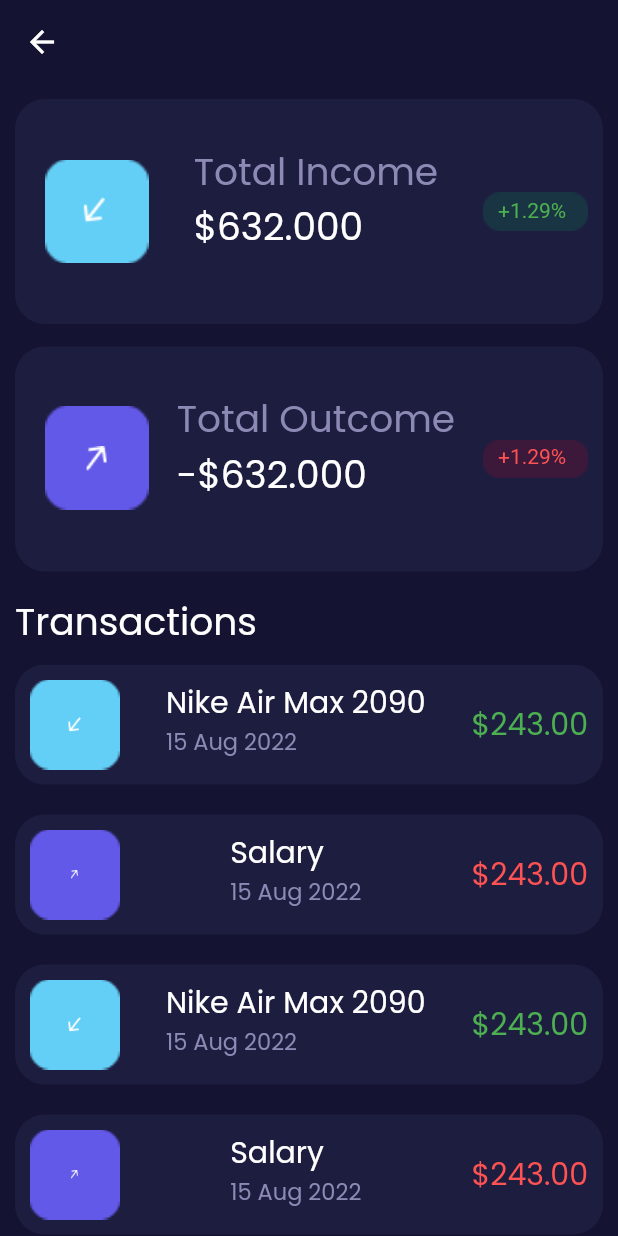
After one commit to Shlok-09/HackNiche_Sorteddd, a Flutter app: the BottomBarStart screen opened directly, after a tap on "My Balance", on a phone screen of 412 x 824 dp. The commit adds this screen. Run offline on Flutter 3.47's test engine with Material 2 defaults, Android fonts, the phone set to English and light mode, and no system bars; our stand-ins replace firebase_auth, firebase_core, get, google_fonts, google_sign_in; accounts and stored records are empty.

Commit message:
balance sheet

```diff
--- a/lib/UI/bottomBar.dart
+++ b/lib/UI/bottomBar.dart
@@ -27,8 +27,8 @@ class _BottomBarStartState extends State<BottomBarStart> {
   @override
   Widget build(BuildContext context) {
     return Scaffold(
-      appBar: AppBar(automaticallyImplyLeading: false),
-      body: pages[_selectedIndex],
+      backgroundColor: const Color(0xff141332),
+      body: SafeArea(child: pages[_selectedIndex]),
       bottomNavigationBar: BottomNavigationBar(
         onTap: (curentIndex){
           setState(() {
--- a/lib/UI/getStarted.dart
+++ b/lib/UI/getStarted.dart
@@ -14,6 +14,7 @@ class _GetStartedState extends State<GetStarted> {
   @override
   Widget build(BuildContext context) {
     return Scaffold(
+      backgroundColor: const Color(0xff141332),
       body: Container(
         child: Column(
           // mainAxisAlignment: MainAxisAlignment.center,
@@ -26,8 +27,9 @@ class _GetStartedState extends State<GetStarted> {
             Padding(
               padding: const EdgeInsets.all(10.0),
               child: Text('Start your empowering journey with us in a few steps',
-              style: GoogleFonts.aBeeZee(
-                fontSize: 24
+              style: GoogleFonts.poppins(
+                fontSize: 24,
+                color: Colors.white
               ),),
             ),
             SizedBox(height:50),
@@ -38,7 +40,7 @@ class _GetStartedState extends State<GetStarted> {
                   Get.to(Wrapper());
                 },
                 style: ButtonStyle(
-                  backgroundColor: MaterialStateProperty.all(const Color(0xff1B1626))),
+                  backgroundColor: MaterialStateProperty.all(const Color(0xff6359E9))),
                 child: const Text("Get Started"),
               )
             ),
--- a/lib/UI/home.dart
+++ b/lib/UI/home.dart
@@ -1,4 +1,8 @@
+import 'package:firebase_auth/firebase_auth.dart';
 import 'package:flutter/material.dart';
+import 'package:google_fonts/google_fonts.dart';
+import 'package:hackniche_finance/UI/income.dart';
+import 'package:get/get.dart';
 
 class HomePage extends StatefulWidget {
   const HomePage({Key? key}) : super(key: key);
@@ -8,8 +12,136 @@ class HomePage extends StatefulWidget {
 }
 
 class _HomePageState extends State<HomePage> {
+  late User? mFirebaseUser;
+  late String name = 'Ayush';
+
+  @override
+  void initState() {
+    // TODO: implement initState
+    super.initState();
+    mFirebaseUser = FirebaseAuth.instance.currentUser;
+  }
   @override
   Widget build(BuildContext context) {
-    return Container(child: Text("Home"));
+    return Container(
+      padding: const EdgeInsets.all(10),
+        child: Column(
+          children: [
+            Row(
+              children: [
+                Column(
+                  crossAxisAlignment: CrossAxisAlignment.start,
+                  children: [
+                    const SizedBox(height: 5,),
+                    const Text('Welcome Back,',style: TextStyle(fontSize: 19,color: Color(0xffA6A6A6)),),
+                    const SizedBox(height:5),
+                    Text('$name 👋',style: const TextStyle(fontSize: 24,color: Colors.white),)
+                  ],
+                ),
+                // Image.asset('assets/')
+              ],
+            ),
+            const SizedBox(height: 15,),
+            GestureDetector(
+              onTap: (){
+                // Navigator.of(context).push(MaterialPageRoute(builder: (context)=>Income()));
+                Get.to(Income());
+              },
+              child: Container(
+                padding: const EdgeInsets.fromLTRB(20, 10, 10, 10),
+                decoration: BoxDecoration(
+                  borderRadius: BorderRadius.circular(20),
+                  color: const Color(0xff1D1D40),
+                ),
+                height:150,
+                width: double.infinity,
+                child: Row(
+                  mainAxisAlignment: MainAxisAlignment.spaceBetween,
+                  children: [
+                    Padding(
+                      padding: const EdgeInsets.symmetric(horizontal: 10,vertical: 10),
+                      child: Column(
+                        crossAxisAlignment: CrossAxisAlignment.start,
+                        children: [
+                          Text("My Balance",style: GoogleFonts.poppins(color: const Color(0xff8C89B4),fontSize: 25)),
+                          Text("\$632.000",style: GoogleFonts.poppins(color: Colors.white,fontSize: 25)),
+                          Stack(
+                            children: [
+                              Image.asset('assets/Rectangle 34.png',scale: 0.9,),
+                              const Padding(padding: EdgeInsets.fromLTRB(10, 3, 0, 0),child: Text('+1.29%',style: TextStyle(
+                                color: Colors.green,
+                              ),),)
+                            ],
+                          )
+                        ],
+                      ),
+                    ),
+                    const SizedBox(width: 25,),
+                    Padding(
+                      padding: const EdgeInsets.fromLTRB(0, 0, 15, 0),
+                      child: Stack(
+                        children: [
+                          Image.asset('assets/Rectangle.png',scale: 0.65,),
+                          Padding(
+                            padding: const EdgeInsets.all(25.0),
+                            child: Image.asset('assets/Arrow.png'),
+                          ),
+
+                        ],
+                      ),
+                    ),
+                    // const SizedBox(width: 25),
+                  ],
+                ),
+              ),
+            ),
+            const SizedBox(height: 20),
+            //OUTCOME
+            // Container(
+            //   padding: const EdgeInsets.fromLTRB(20, 10, 10, 10),
+            //   decoration: BoxDecoration(
+            //     borderRadius: BorderRadius.circular(20),
+            //     color: const Color(0xff1D1D40),
+            //   ),
+            //   height:150,
+            //   width: double.infinity,
+            //   child: Row(
+            //     // mainAxisAlignment: MainAxisAlignment.spaceEvenly,
+            //     children: [
+            //       Stack(
+            //         children: [
+            //           Image.asset('assets/Rectangle.png',scale: 0.65,),
+            //           Padding(
+            //             padding: const EdgeInsets.all(25.0),
+            //             child: Image.asset('assets/Arrow.png'),
+            //           ),
+            //
+            //         ],
+            //       ),
+            //       const SizedBox(width: 15,),
+            //       Column(
+            //         crossAxisAlignment: CrossAxisAlignment.start,
+            //         children: [
+            //           Container(height:20),
+            //           Text("Total Outcome",style: GoogleFonts.poppins(color: const Color(0xff8C89B4),fontSize: 25)),
+            //           Text("-\$632.000",style: GoogleFonts.poppins(color: Colors.white,fontSize: 25)),
+            //         ],
+            //       ),
+            //       const SizedBox(width: 15),
+            //       Stack(
+            //         children: [
+            //           Image.asset('assets/Rectangle 35.png',scale: 0.9,),
+            //           const Padding(padding: EdgeInsets.fromLTRB(10, 3, 0, 0),child: Text('+1.29%',style: TextStyle(
+            //             color: Colors.redAccent,
+            //           ),),)
+            //         ],
+            //       )
+            //     ],
+            //   ),
+            // )
+
+          ],
+        )
+    );
   }
 }
--- /dev/null
+++ b/lib/UI/income.dart
@@ -0,0 +1,151 @@
+import 'package:flutter/material.dart';
+import 'package:google_fonts/google_fonts.dart';
+
+import '../constants/constants.dart';
+
+class Income extends StatefulWidget {
+  const Income({Key? key}) : super(key: key);
+
+  @override
+  State<Income> createState() => _IncomeState();
+}
+
+class _IncomeState extends State<Income> {
+  List transactions = [
+    {'item': 'Nike Air Max 2090','date':'15 Aug 2022','cost':'\$243.00','type':'expense'},
+    {'item': 'Salary','date':'15 Aug 2022','cost':'\$243.00','type':'income'},
+    {'item': 'Nike Air Max 2090','date':'15 Aug 2022','cost':'\$243.00','type':'expense'},
+    {'item': 'Salary','date':'15 Aug 2022','cost':'\$243.00','type':'income'},
+    {'item': 'Salary','date':'15 Aug 2022','cost':'\$243.00','type':'income'},
+  ];
+  @override
+  Widget build(BuildContext context) {
+    return Scaffold(
+      backgroundColor: const Color(0xff141332),
+      appBar: AppBar(
+        backgroundColor: Colors.transparent,
+        elevation: 0,
+      ),
+      body: Container(
+        padding: EdgeInsets.all(10),
+        child: Column(
+          mainAxisAlignment: MainAxisAlignment.start,
+          crossAxisAlignment: CrossAxisAlignment.start,
+          children: [
+            Container(
+              padding: const EdgeInsets.fromLTRB(20, 10, 10, 10),
+              decoration: BoxDecoration(
+                borderRadius: BorderRadius.circular(20),
+                color: const Color(0xff1D1D40),
+              ),
+              height:150,
+              width: double.infinity,
+              child: Row(
+                mainAxisAlignment: MainAxisAlignment.spaceBetween,
+                children: [
+                  IncomeCard(),
+                  // const SizedBox(width: 15,),
+                  Column(
+                    crossAxisAlignment: CrossAxisAlignment.start,
+                    children: [
+                      Container(height:20),
+                      Text("Total Income",style: GoogleFonts.poppins(color: const Color(0xff8C89B4),fontSize: 25)),
+                      Text("\$632.000",style: GoogleFonts.poppins(color: Colors.white,fontSize: 25)),
+                    ],
+                  ),
+                  // const SizedBox(width: 25),
+                  Stack(
+                    children: [
+                      Image.asset('assets/Rectangle 34.png',scale: 0.9,),
+                      const Padding(padding: EdgeInsets.fromLTRB(10, 4, 0, 0),child: Text('+1.29%',style: TextStyle(
+                        color: Colors.green,
+                      ),),)
+                    ],
+                  )
+                ],
+              ),
+            ),
+            SizedBox(height: 15,),
+            //OUTCOME
+            Container(
+              padding: const EdgeInsets.fromLTRB(20, 10, 10, 10),
+              decoration: BoxDecoration(
+                borderRadius: BorderRadius.circular(20),
+                color: const Color(0xff1D1D40),
+              ),
+              height:150,
+              width: double.infinity,
+              child: Row(
+                mainAxisAlignment: MainAxisAlignment.spaceBetween,
+                children: [
+                  Outcome(),
+                  Column(
+                    crossAxisAlignment: CrossAxisAlignment.start,
+                    children: [
+                      Container(height:20),
+                      Text("Total Outcome",style: GoogleFonts.poppins(color: const Color(0xff8C89B4),fontSize: 25)),
+                      Text("-\$632.000",style: GoogleFonts.poppins(color: Colors.white,fontSize: 25)),
+                    ],
+                  ),
+                  Stack(
+                    children: [
+                      Image.asset('assets/Rectangle 35.png',scale: 0.9,),
+                      const Padding(padding: EdgeInsets.fromLTRB(10, 3, 0, 0),child: Text('+1.29%',style: TextStyle(
+                        color: Colors.redAccent,
+                      ),),)
+                    ],
+                  )
+                ],
+              ),
+            ),
+            SizedBox(height: 15,),
+            Text("Transactions",style: GoogleFonts.poppins(fontSize: 25,color: Colors.white),),
+            SizedBox(height: 10),
+            // FutureBuilder(
+            //   future: transactions,
+            //     builder: (context,snapshot){
+            //       return Container();
+            //     }
+            // )
+            Container(
+              height: 385,
+              child: ListView.builder(
+                itemCount: transactions.length,
+                  itemBuilder: (context,index){
+                  return Column(
+                    children: [
+                      Container(
+                        height: 80,
+                        padding: EdgeInsets.all(10),
+                        width: double.infinity,
+                        decoration: BoxDecoration(
+                          borderRadius: BorderRadius.circular(20),
+                          color: const Color(0xff1D1D40),
+                        ),
+                        child: Row(
+                          mainAxisAlignment: MainAxisAlignment.spaceBetween,
+                          children: [
+                            (transactions[index]['type']== 'expense') ? IncomeCard() : Outcome(),
+                            Column(
+                              crossAxisAlignment: CrossAxisAlignment.start,
+                              children: [
+                                Text('${transactions[index]['item']}',style: GoogleFonts.poppins(fontSize: 20,color: Colors.white),),
+                                Text('${transactions[index]['date']}',style: GoogleFonts.poppins(fontSize: 15,color: Color(0xff8C89B4)),)
+                              ],
+                            ),
+                            Text('${transactions[index]['cost']}',style: GoogleFonts.poppins(fontSize: 20,color: (transactions[index]['type']== 'expense') ?Colors.green:Colors.redAccent),)
+                          ]
+                        ),
+                      ),
+                      const SizedBox(height: 20,)
+                    ],
+                  );
+                  }
+              ),
+            )
+          ],
+        ),
+      ),
+    );
+  }
+}
--- /dev/null
+++ b/lib/constants/constants.dart
@@ -0,0 +1,27 @@
+import 'package:flutter/material.dart';
+
+Widget Outcome(){
+  return Stack(
+    children: [
+      Image.asset('assets/Rectangle 63.png',scale: 0.65,),
+      Padding(
+        padding: const EdgeInsets.all(27.0),
+        child: Image.asset('assets/Arrow 15.png'),
+      ),
+
+    ],
+  );
+}
+
+Widget IncomeCard(){
+  return Stack(
+    children: [
+      Image.asset('assets/Rectangle.png',scale: 0.65,),
+      Padding(
+        padding: const EdgeInsets.all(25.0),
+        child: Image.asset('assets/Arrow.png',),
+      ),
+
+    ],
+  );
+}
--- a/lib/main.dart
+++ b/lib/main.dart
@@ -1,6 +1,7 @@
 import 'package:flutter/material.dart';
 import 'package:firebase_auth/firebase_auth.dart';
 import 'package:firebase_core/firebase_core.dart';
+import 'package:google_fonts/google_fonts.dart';
 import 'package:hackniche_finance/UI/getStarted.dart';
 import 'package:provider/provider.dart';
 import 'Languages/translations.dart';
@@ -14,11 +15,18 @@ void main() async{
   runApp(StreamProvider<User?>.value(
     value: AuthService().user,
     initialData: FirebaseAuth.instance.currentUser,
-    child: GetMaterialApp(
-        translations: LocaleString(),
-      locale: const Locale('en','US'),
-      home: const SafeArea(child: GetStarted()),
-      debugShowCheckedModeBanner: false,),
+    child: Theme(
+      data: ThemeData(
+        backgroundColor: const Color(0xff141332),
+        textTheme: GoogleFonts.poppinsTextTheme(Typography.blackHelsinki)
+        // fontFamily: GoogleFonts.poppins()
+      ),
+      child: GetMaterialApp(
+          translations: LocaleString(),
+        locale: const Locale('en','US'),
+        home: const SafeArea(child: GetStarted()),
+        debugShowCheckedModeBanner: false,),
+    ),
   ));
   // runApp(const MyApp());
 }
```
Also changed, not shown: assets/Arrow 15.png (added), assets/Arrow.png (added), assets/Rectangle 34.png (added), assets/Rectangle 35.png (added), assets/Rectangle 63.png (added), assets/Rectangle.png (added), assets/logo-old.png (added), assets/logo.png.
